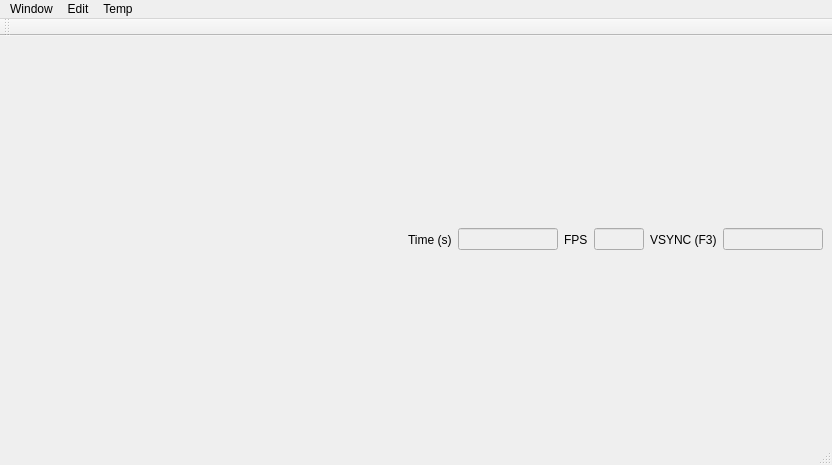
ensisoft/detonator, file editor/gui/childwindow.ui: the form before one commit.
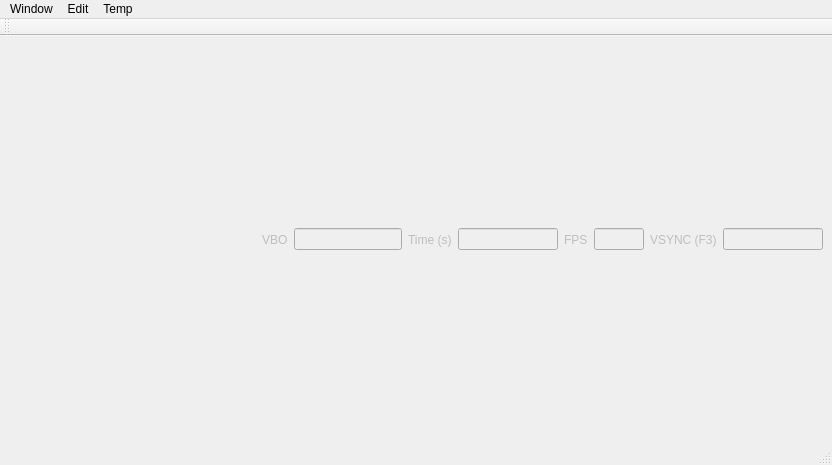
The form after the commit. Icons and pictures are not drawn.

Diff of the .ui file:
```diff
--- a/editor/gui/childwindow.ui
+++ b/editor/gui/childwindow.ui
@@ -52,8 +52,34 @@
          </property>
         </spacer>
        </item>
+       <item>
+        <widget class="QLabel" name="lblVBO">
+         <property name="enabled">
+          <bool>false</bool>
+         </property>
+         <property name="text">
+          <string>VBO</string>
+         </property>
+        </widget>
+       </item>
+       <item>
+        <widget class="QLineEdit" name="statVBO">
+         <property name="enabled">
+          <bool>false</bool>
+         </property>
+         <property name="sizePolicy">
+          <sizepolicy hsizetype="Preferred" vsizetype="Fixed">
+           <horstretch>0</horstretch>
+           <verstretch>0</verstretch>
+          </sizepolicy>
+         </property>
+        </widget>
+       </item>
        <item>
         <widget class="QLabel" name="label_6">
+         <property name="enabled">
+          <bool>false</bool>
+         </property>
          <property name="text">
           <string>Time (s)</string>
          </property>
@@ -83,6 +109,9 @@
        </item>
        <item>
         <widget class="QLabel" name="lblFps">
+         <property name="enabled">
+          <bool>false</bool>
+         </property>
          <property name="text">
           <string>FPS</string>
          </property>
@@ -112,6 +141,9 @@
        </item>
        <item>
         <widget class="QLabel" name="lblVsync">
+         <property name="enabled">
+          <bool>false</bool>
+         </property>
          <property name="text">
           <string>VSYNC (F3)</string>
          </property>
```
Left out of the diff: 2 changed lines with no effect on the pictures.
